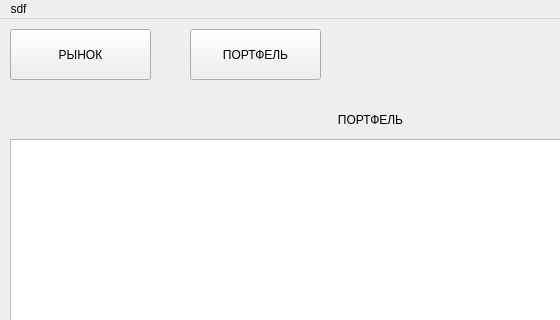
First picture: the form in u.ui, repository Nelasar/practice, before the edit; both pictures show x 0 to 560 and y 0 to 320 of the 1105 by 727 pixel window.
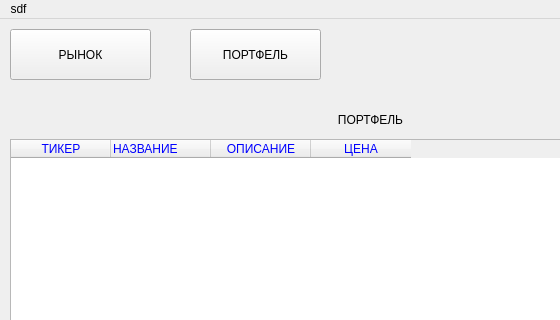
Second picture: the form after the edit. The open tabs and pages were chosen to show the change.

Commit message: Вывод таблицы

```diff
--- a/u.ui
+++ b/u.ui
@@ -109,16 +109,6 @@
         </widget>
        </widget>
        <widget class="QWidget" name="page_2">
-        <widget class="QTableWidget" name="tableWidget_2">
-         <property name="geometry">
-          <rect>
-           <x>0</x>
-           <y>40</y>
-           <width>731</width>
-           <height>501</height>
-          </rect>
-         </property>
-        </widget>
         <widget class="QLabel" name="label_2">
          <property name="geometry">
           <rect>
@@ -135,6 +125,44 @@
           <set>Qt::AlignCenter</set>
          </property>
         </widget>
+        <widget class="QTableWidget" name="tableWidget_3">
+         <property name="geometry">
+          <rect>
+           <x>0</x>
+           <y>40</y>
+           <width>731</width>
+           <height>501</height>
+          </rect>
+         </property>
+         <property name="styleSheet">
+          <string notr="true">QHeaderView{
+	color: blue;
+}</string>
+         </property>
+         <column>
+          <property name="text">
+           <string>ТИКЕР</string>
+          </property>
+         </column>
+         <column>
+          <property name="text">
+           <string>НАЗВАНИЕ</string>
+          </property>
+          <property name="textAlignment">
+           <set>AlignLeading|AlignVCenter</set>
+          </property>
+         </column>
+         <column>
+          <property name="text">
+           <string>ОПИСАНИЕ</string>
+          </property>
+         </column>
+         <column>
+          <property name="text">
+           <string>ЦЕНА</string>
+          </property>
+         </column>
+        </widget>
        </widget>
       </widget>
      </item>
```
Left out of the diff: 2 changed lines with no effect on the pictures. The commit also changes 2 other files.
